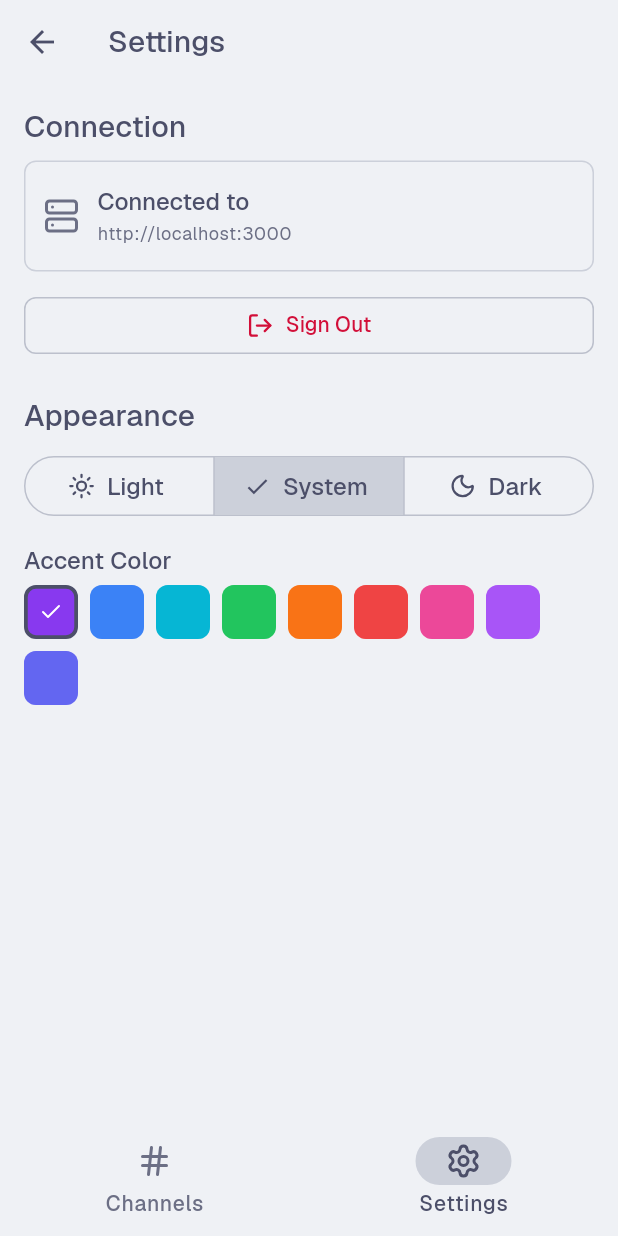
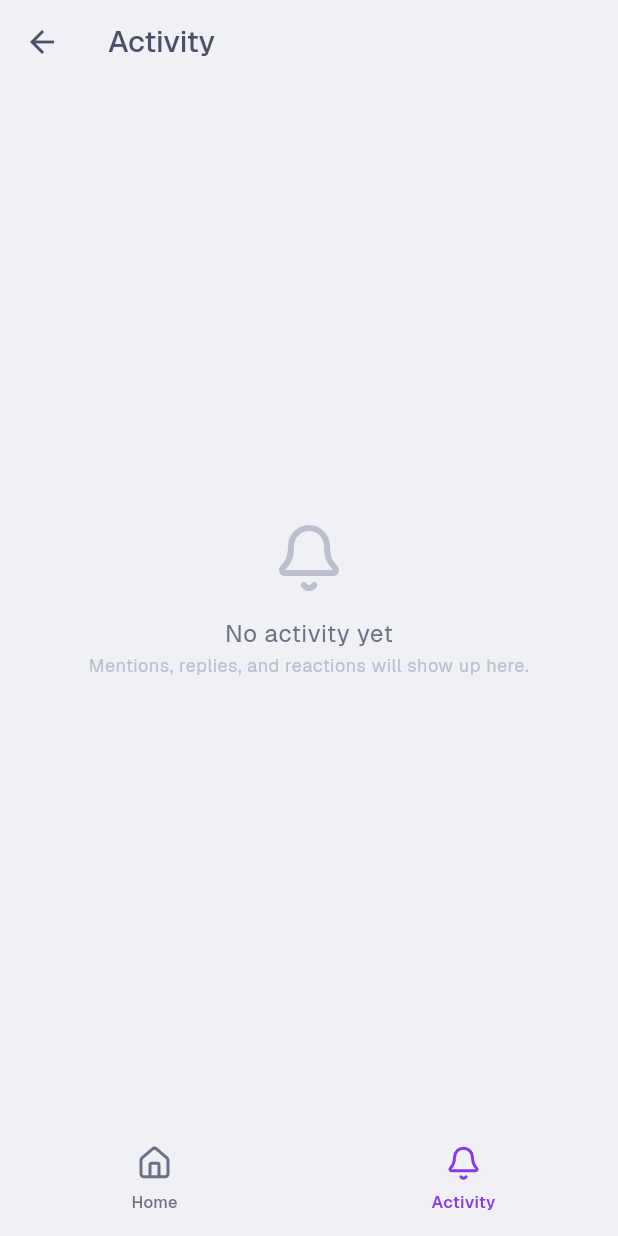
Before and after one commit to block/sprout, a Flutter app: the HomePage screen opened directly, item 2 of the bottom bar chosen, on a phone screen of 412 x 824 dp. Run offline on Flutter 3.47's test engine with Material 3 defaults, Android fonts, the phone set to English and light mode, and no system bars; our stand-ins replace connectivity_plus, flutter_hooks, flutter_secure_storage, hooks_riverpod, lucide_icons_flutter, shared_preferences; missing offline and left inert: gpt_markdown, mobile_scanner, nostr; accounts and stored records are empty; network calls fail; project files that could hold a hidden picture were left out.

Commit message:
feat(mobile): redesign navigation — search bar, FAB, collapsible sections, activity tab
- Replace AppBar title + search icon with tappable search bar
- Move channel creation (+) button to a FloatingActionButton
- Make profile avatar tappable to navigate to Settings
- Remove Settings tab, add Activity tab to bottom nav
- Rename Channels tab to Home with house icon
- Make channel sections collapsible with type icons
- Indent channel items under section headers for visual hierarchy
- Style bottom nav with clean foreground color change (no indicator pill)
- Fix presence defaulting to offline during loading
- Fix Goose avatar URL in discovery.rs

Co-Authored-By: Claude Opus 4.6 (1M context) <noreply@anthropic.com>

```diff
--- /dev/null
+++ b/mobile/lib/features/activity/activity_page.dart
@@ -0,0 +1,42 @@
+import 'package:flutter/material.dart';
+import 'package:lucide_icons_flutter/lucide_icons.dart';
+
+import '../../shared/theme/theme.dart';
+
+class ActivityPage extends StatelessWidget {
+  const ActivityPage({super.key});
+
+  @override
+  Widget build(BuildContext context) {
+    return Scaffold(
+      appBar: AppBar(title: const Text('Activity')),
+      body: Center(
+        child: Column(
+          mainAxisSize: MainAxisSize.min,
+          children: [
+            Icon(
+              LucideIcons.bell,
+              size: Grid.xl,
+              color: context.colors.outline,
+            ),
+            const SizedBox(height: Grid.xs),
+            Text(
+              'No activity yet',
+              style: context.textTheme.bodyLarge?.copyWith(
+                color: context.colors.onSurfaceVariant,
+              ),
+            ),
+            const SizedBox(height: Grid.half),
+            Text(
+              'Mentions, replies, and reactions will show up here.',
+              style: context.textTheme.bodySmall?.copyWith(
+                color: context.colors.outline,
+              ),
+              textAlign: TextAlign.center,
+            ),
+          ],
+        ),
+      ),
+    );
+  }
+}
--- a/mobile/lib/features/home/home_page.dart
+++ b/mobile/lib/features/home/home_page.dart
@@ -3,8 +3,8 @@ import 'package:flutter_hooks/flutter_hooks.dart';
 import 'package:hooks_riverpod/hooks_riverpod.dart';
 import 'package:lucide_icons_flutter/lucide_icons.dart';
 
+import '../activity/activity_page.dart';
 import '../channels/channels_page.dart';
-import '../settings/settings_page.dart';
 
 class HomePage extends HookConsumerWidget {
   const HomePage({super.key});
@@ -13,7 +13,7 @@ class HomePage extends HookConsumerWidget {
   Widget build(BuildContext context, WidgetRef ref) {
     final tabIndex = useState(0);
 
-    const pages = [ChannelsPage(), SettingsPage()];
+    const pages = [ChannelsPage(), ActivityPage()];
 
     return Scaffold(
       body: IndexedStack(index: tabIndex.value, children: pages),
@@ -22,14 +22,14 @@ class HomePage extends HookConsumerWidget {
         onDestinationSelected: (i) => tabIndex.value = i,
         destinations: const [
           NavigationDestination(
-            icon: Icon(LucideIcons.hash),
-            selectedIcon: Icon(LucideIcons.hash),
-            label: 'Channels',
+            icon: Icon(LucideIcons.house),
+            selectedIcon: Icon(LucideIcons.house),
+            label: 'Home',
           ),
           NavigationDestination(
-            icon: Icon(LucideIcons.settings),
-            selectedIcon: Icon(LucideIcons.settings),
-            label: 'Settings',
+            icon: Icon(LucideIcons.bell),
+            selectedIcon: Icon(LucideIcons.bell),
+            label: 'Activity',
           ),
         ],
       ),
--- a/mobile/lib/features/profile/profile_provider.dart
+++ b/mobile/lib/features/profile/profile_provider.dart
@@ -80,10 +80,11 @@ class PresenceNotifier extends AsyncNotifier<String> {
     final client = ref.read(relayClientProvider);
     try {
       await client.post('/api/presence', body: {'status': status});
-      return status;
     } catch (_) {
-      return state.value ?? 'offline';
+      // Optimistically report the requested status even if the POST fails —
+      // the heartbeat will retry on the next tick.
     }
+    return status;
   }
 
   Future<String> _fetch() async {
--- a/mobile/lib/shared/theme/app_theme.dart
+++ b/mobile/lib/shared/theme/app_theme.dart
@@ -80,6 +80,28 @@ class AppTheme {
           statusBarIconBrightness: statusBarIconBrightness,
           statusBarBrightness: statusBarBrightness,
         ),
+      ),
+
+      // Bottom navigation: clean style, no indicator pill
+      navigationBarTheme: NavigationBarThemeData(
+        backgroundColor: scheme.surface,
+        elevation: 0,
+        indicatorColor: Colors.transparent,
+        iconTheme: WidgetStateProperty.resolveWith((states) {
+          if (states.contains(WidgetState.selected)) {
+            return IconThemeData(color: scheme.primary, size: 24);
+          }
+          return IconThemeData(color: scheme.onSurfaceVariant, size: 24);
+        }),
+        labelTextStyle: WidgetStateProperty.resolveWith((states) {
+          if (states.contains(WidgetState.selected)) {
+            return textTheme.labelSmall?.copyWith(
+              color: scheme.primary,
+              fontWeight: FontWeight.w600,
+            );
+          }
+          return textTheme.labelSmall?.copyWith(color: scheme.onSurfaceVariant);
+        }),
       ),
 
       // Buttons: desktop uses rounded-md (8px), h-9 (36px), px-4 (16px)
```
Also changed, not shown: mobile/lib/features/channels/channels_page.dart (+112 -34 lines), mobile/lib/features/profile/profile_avatar.dart (+24 -9 lines), 1 other file.
